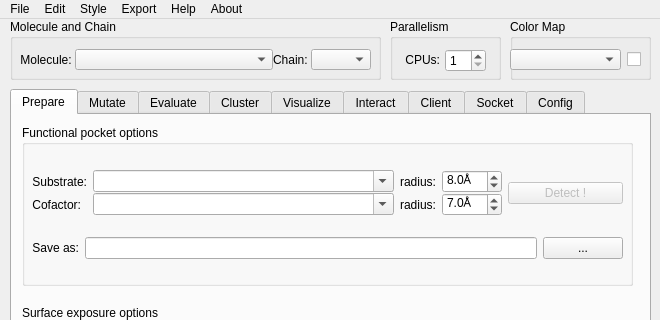
This is src/REvoDesign/UI/REvoDesign.ui in YaoYinYing/REvoDesign as Qt 5 draws it before an edit; both pictures show x 0 to 660 and y 0 to 320 of the 660 by 562 pixel window. The edited form follows.
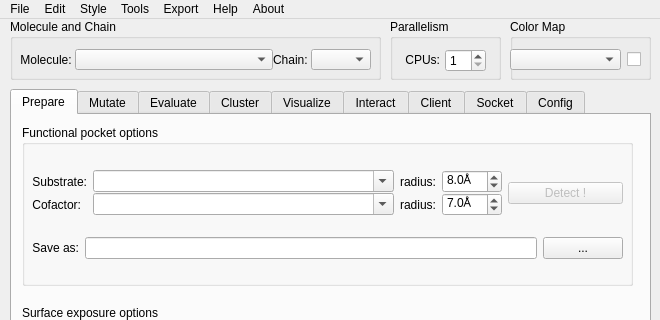
This is the edited form.

The edit to the form file:
```diff
--- a/src/REvoDesign/UI/REvoDesign.ui
+++ b/src/REvoDesign/UI/REvoDesign.ui
@@ -4804,9 +4804,16 @@
     <addaction name="actionColor_by_pLDDT"/>
     <addaction name="actionShow_Real_Sidechain"/>
    </widget>
+   <widget class="QMenu" name="menuTools">
+    <property name="title">
+     <string>Tools</string>
+    </property>
+    <addaction name="actionSMILES_Conformers"/>
+   </widget>
    <addaction name="menuFile"/>
    <addaction name="menuEdit"/>
    <addaction name="menuStyle"/>
+   <addaction name="menuTools"/>
    <addaction name="menuExport"/>
    <addaction name="menuHelp"/>
    <addaction name="menuAbout"/>
```
Left out of the diff: 5 changed lines with no effect on the pictures.
